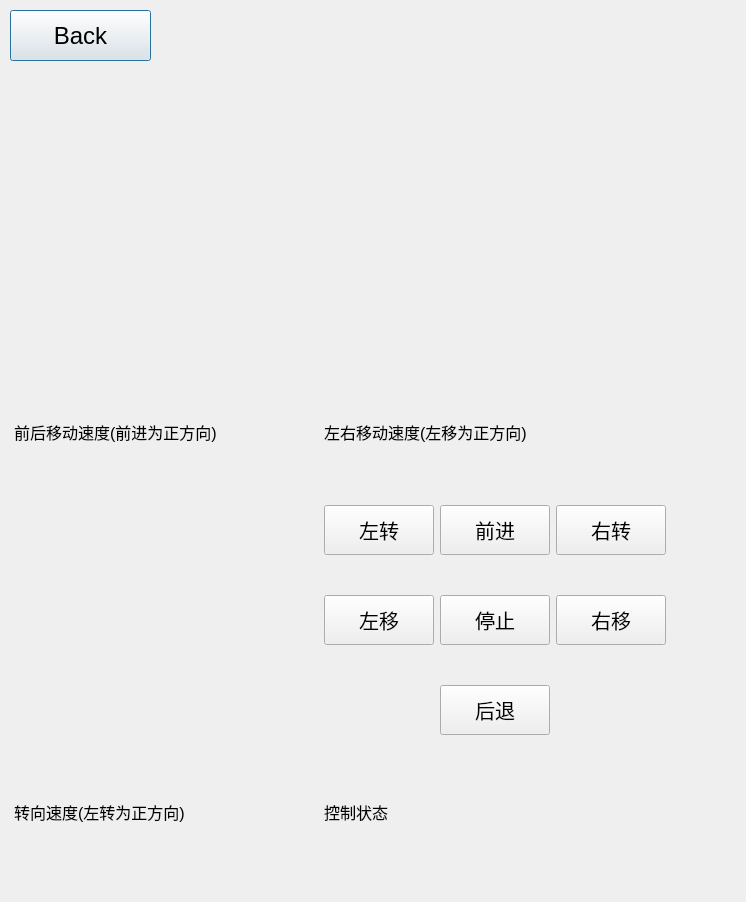
Before: the Qt Designer form robot2077/src/robot2077_ui/ui/usercontrol_dialog.ui in sebuaa2020/Team208, drawn with Qt 5.
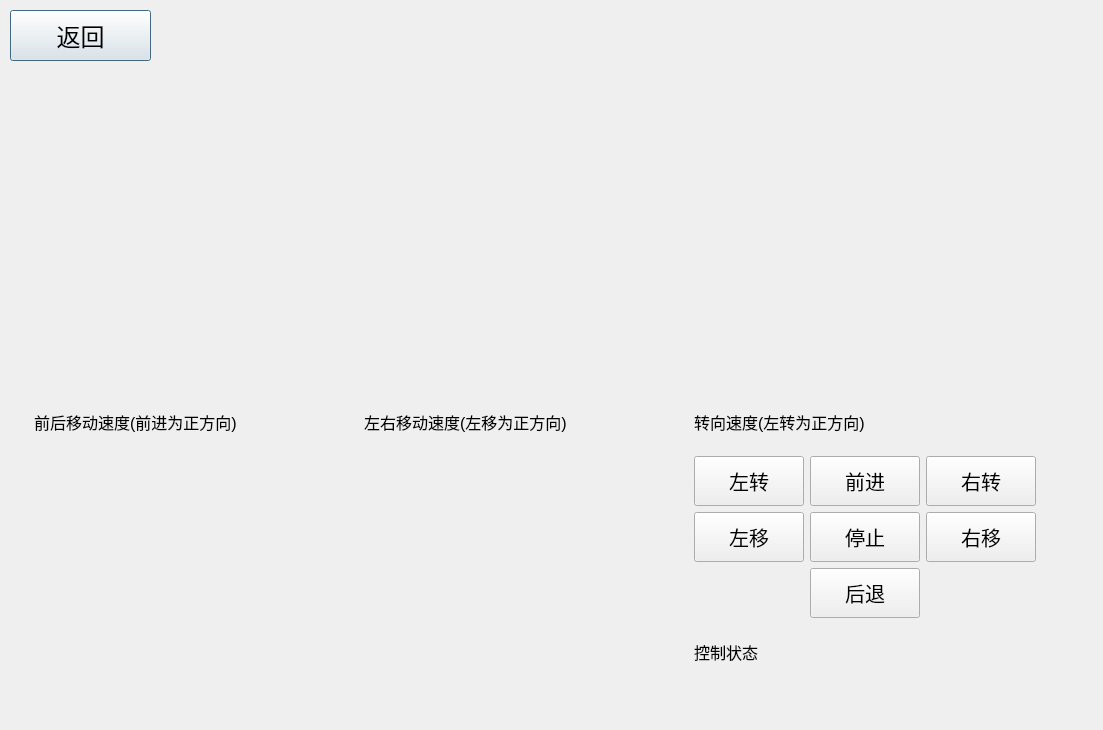
After: the same form once the commit is applied.

Diff of the .ui file:
```diff
--- a/robot2077/src/robot2077_ui/ui/usercontrol_dialog.ui
+++ b/robot2077/src/robot2077_ui/ui/usercontrol_dialog.ui
@@ -6,8 +6,8 @@
    <rect>
     <x>0</x>
     <y>0</y>
-    <width>746</width>
-    <height>902</height>
+    <width>1103</width>
+    <height>730</height>
    </rect>
   </property>
   <property name="windowTitle">
@@ -28,7 +28,7 @@
     </font>
    </property>
    <property name="text">
-    <string>Back</string>
+    <string>返回</string>
    </property>
   </widget>
   <widget class="QWidget" name="gridLayoutWidget">
@@ -36,11 +36,51 @@
     <rect>
      <x>10</x>
      <y>70</y>
-     <width>661</width>
-     <height>781</height>
+     <width>1051</width>
+     <height>611</height>
     </rect>
    </property>
    <layout class="QGridLayout" name="gridLayout">
+    <item row="1" column="2">
+     <widget class="QWidget" name="speed_z_widget" native="true">
+      <property name="sizePolicy">
+       <sizepolicy hsizetype="Preferred" vsizetype="Preferred">
+        <horstretch>1</horstretch>
+        <verstretch>0</verstretch>
+       </sizepolicy>
+      </property>
+      <property name="minimumSize">
+       <size>
+        <width>300</width>
+        <height>300</height>
+       </size>
+      </property>
+      <property name="maximumSize">
+       <size>
+        <width>300</width>
+        <height>300</height>
+       </size>
+      </property>
+     </widget>
+    </item>
+    <item row="2" column="2">
+     <widget class="QLabel" name="label_3">
+      <property name="maximumSize">
+       <size>
+        <width>16777215</width>
+        <height>20</height>
+       </size>
+      </property>
+      <property name="font">
+       <font>
+        <pointsize>12</pointsize>
+       </font>
+      </property>
+      <property name="text">
+       <string>转向速度(左转为正方向)</string>
+      </property>
+     </widget>
+    </item>
     <item row="1" column="0">
      <widget class="QWidget" name="speed_x_widget" native="true">
       <property name="sizePolicy">
@@ -91,46 +131,6 @@
       </property>
      </widget>
     </item>
-    <item row="3" column="0">
-     <widget class="QWidget" name="speed_z_widget" native="true">
-      <property name="sizePolicy">
-       <sizepolicy hsizetype="Preferred" vsizetype="Preferred">
-        <horstretch>1</horstretch>
-        <verstretch>0</verstretch>
-       </sizepolicy>
-      </property>
-      <property name="minimumSize">
-       <size>
-        <width>300</width>
-        <height>300</height>
-       </size>
-      </property>
-      <property name="maximumSize">
-       <size>
-        <width>300</width>
-        <height>300</height>
-       </size>
-      </property>
-     </widget>
-    </item>
-    <item row="4" column="0">
-     <widget class="QLabel" name="label_3">
-      <property name="maximumSize">
-       <size>
-        <width>16777215</width>
-        <height>20</height>
-       </size>
-      </property>
-      <property name="font">
-       <font>
-        <pointsize>12</pointsize>
-       </font>
-      </property>
-      <property name="text">
-       <string>转向速度(左转为正方向)</string>
-      </property>
-     </widget>
-    </item>
     <item row="2" column="0">
      <widget class="QLabel" name="label">
       <property name="maximumSize">
@@ -179,7 +179,7 @@
       </property>
      </widget>
     </item>
-    <item row="3" column="1">
+    <item row="3" column="2">
      <layout class="QGridLayout" name="gridLayout_2">
       <property name="sizeConstraint">
        <enum>QLayout::SetDefaultConstraint</enum>
@@ -360,8 +360,14 @@
       </item>
      </layout>
     </item>
-    <item row="4" column="1">
-     <widget class="QLabel" name="label_4">
+    <item row="5" column="2">
+     <widget class="QLabel" name="label_5">
+      <property name="maximumSize">
+       <size>
+        <width>16777215</width>
+        <height>20</height>
+       </size>
+      </property>
       <property name="font">
        <font>
         <pointsize>12</pointsize>
```
